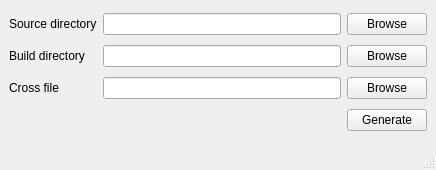
Before: the Qt Designer form mesonstart.ui in mesonbuild/meson, drawn with Qt 5.
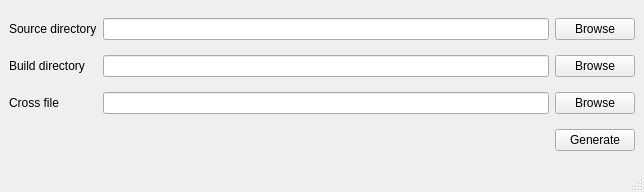
After: the same form once the commit is applied.

Commit message: Set up directories with launcher.

Patch:
```diff
--- a/mesonstart.ui
+++ b/mesonstart.ui
@@ -6,8 +6,8 @@
    <rect>
     <x>0</x>
     <y>0</y>
-    <width>436</width>
-    <height>170</height>
+    <width>644</width>
+    <height>192</height>
    </rect>
   </property>
   <property name="windowTitle">
```
Left out of the diff: 4 changed lines with no effect on the pictures. The commit also changes 1 other file.
